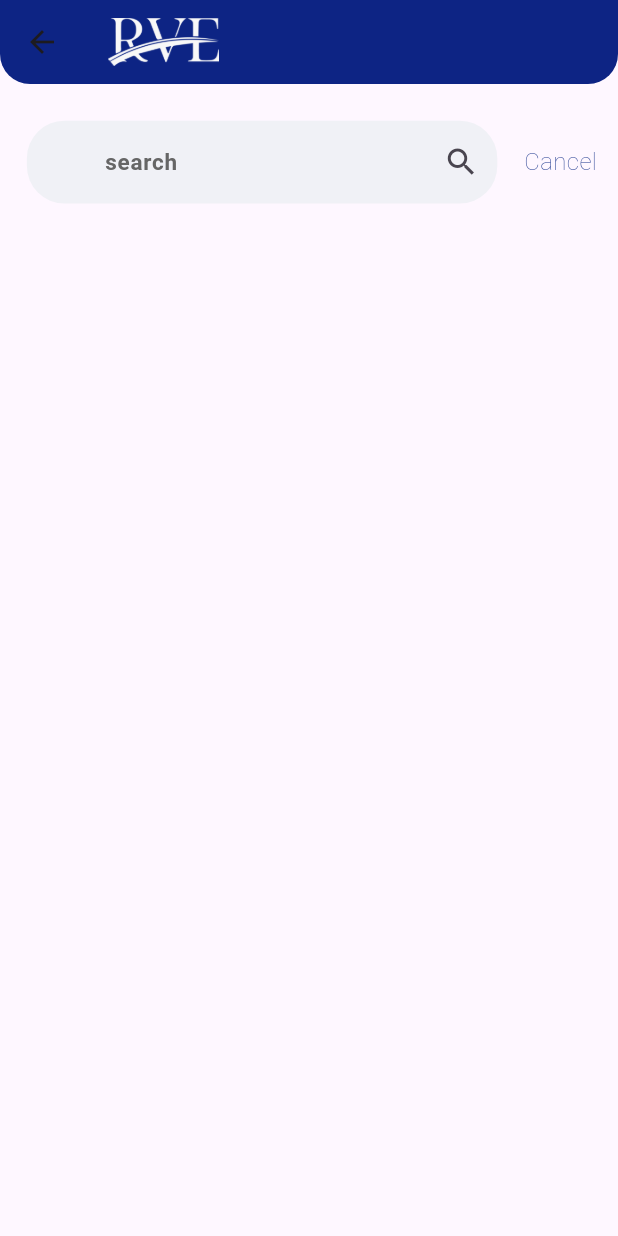
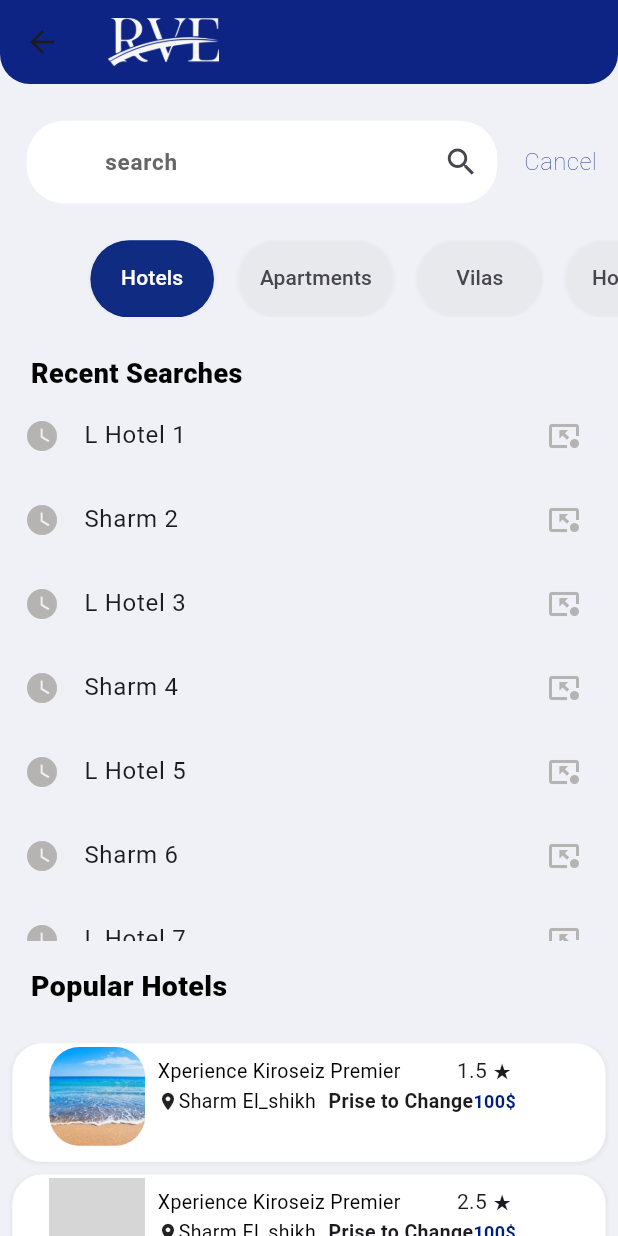
Before and after one commit to Gehad-Tarek/rve_app, a Flutter app: the SearchScreen screen opened directly, on a phone screen of 412 x 824 dp. Run offline on Flutter 3.47's test engine with Material 2 defaults, Android fonts, the phone set to English and light mode, and no system bars; our stand-ins replace device_preview, flutter_rating_bar, font_awesome_flutter, image_picker, table_calendar; grey boxes are pictures that could not be loaded.

Commit message:
make design tab bar search screen

```diff
--- a/lib/main.dart
+++ b/lib/main.dart
@@ -46,7 +46,7 @@ class MyApp extends StatelessWidget {
               IntroScreen.routeName: (_) => IntroScreen(),
               OnBoardingScreen.routeName: (_) => OnBoardingScreen(),
             },
-         //  home: const BottomNavBarDesign(),
+           home: const BottomNavBarDesign(),
             //  home: const MySplashScreen(),
             // home :const LoginScreen(),
             //home :const EnterNewPasswordScreen(),
@@ -57,7 +57,7 @@ class MyApp extends StatelessWidget {
            // home: const SelectToChangeScreen(),
           //  home: const ReplyDoneScreen(),
           // home: const CalenderScreen(),
-          home: const DetailsScreen(),
+         // home: const DetailsScreen(),
           );
         });
   }
--- a/lib/screens/search_screen/search_screen.dart
+++ b/lib/screens/search_screen/search_screen.dart
@@ -1,24 +1,30 @@
 import 'package:flutter/material.dart';
+import 'package:rev_app/screens/search_screen/tab_view_screen/apartments_screen_barSearch.dart';
+import 'package:rev_app/screens/search_screen/tab_view_screen/hotels_screen_barSearch.dart';
+import 'package:rev_app/screens/search_screen/tab_view_screen/houses_screen_barSearch.dart';
+import 'package:rev_app/screens/search_screen/tab_view_screen/vilas_screen_barSearch.dart';
+import 'package:rev_app/screens/search_screen/widget_horiz_tab_bar/widget_horiz_tab_bar.dart';
 import 'package:rev_app/shared/shared_widgets/fild_components.dart';
-import 'package:rev_app/shared/shared_widgets/text_button_widget.dart';
 import '../../constants/constants.dart';
-import '../../shared/shared_widgets/custom_app_bar_title.dart';
 
 class SearchScreen extends StatefulWidget {
   @override
   State<SearchScreen> createState() => _SearchScreenState();
 }
-
 class _SearchScreenState extends State<SearchScreen> {
   TextEditingController searchController = TextEditingController();
   GlobalKey<FormState> searchKey = GlobalKey<FormState>();
   GlobalKey<FormState> _formKeySearchScreen = GlobalKey<FormState>();
+  TabController? _controller;
 
   @override
   Widget build(BuildContext context) {
     final height = MediaQuery.of(context).size.height;
     final width = MediaQuery.of(context).size.width;
-    return Scaffold(
+    return DefaultTabController(
+      length: 4,
+      child: Scaffold(
+          backgroundColor: Constants.kMaintBlueColor,
           appBar: AppBar(
             shape: const RoundedRectangleBorder(
               borderRadius: BorderRadius.only(
@@ -28,7 +34,6 @@ class _SearchScreenState extends State<SearchScreen> {
             ),
             backgroundColor: Constants.kBlueColor,
             elevation: 10,
-          // title: CustomAppBarTitle(),
             centerTitle: false,
             title: Image.asset(
               Constants.kLogoImage,
@@ -41,6 +46,7 @@ class _SearchScreenState extends State<SearchScreen> {
             child: ListView(
               padding: EdgeInsets.zero,
               shrinkWrap: true,
+             // physics:const AlwaysScrollableScrollPhysics(),
               children: [
                 Padding(
                   padding: EdgeInsets.only(top: height * 0.02),
@@ -65,34 +71,79 @@ class _SearchScreenState extends State<SearchScreen> {
                         },
                         child: Text(
                           'Cancel ',
-                        style:
-                            TextStyle(color: Constants.kBlueColor, fontSize: 16,height: 1.2,fontWeight: FontWeight.w200),
+                          style: TextStyle(
+                              color: Constants.kBlueColor,
+                              fontSize: 16,
+                              height: 1.2,
+                              fontWeight: FontWeight.w200),
                         ),
                       )
                     ],
                   ),
                 ),
+                SizedBox(
+                  height: height * 0.02,
+                ),
+                SizedBox(
+                  child: TabBar(
+                      labelColor: Constants.kWhiteColor,
+                      labelStyle: TextStyle(color: Constants.kWhiteColor),
+                      indicator: BoxDecoration(
+                        color: Constants.kBlueColor,
+                        borderRadius: BorderRadius.circular(40.0),
+                      ),
+                      //indicatorSize: TabBarIndicatorSize.tab,
+                      overlayColor: MaterialStateProperty.resolveWith<Color?>(
+                        (Set<MaterialState> states) {
+                          if (states.contains(MaterialState.hovered))
+                            return Colors.transparent; //<-- SEE HERE
+                          return null;
+                        },
+                      ),
+                      controller: _controller,
+                      labelPadding:
+                          EdgeInsets.symmetric(horizontal: width * 0.02),
+                      physics: const AlwaysScrollableScrollPhysics(),
+                      dividerColor: Colors.transparent,
+                      indicatorColor: Colors.transparent,
+                      isScrollable: true,
+                      // labelStyle: TextStyle(letterSpacing: .1),
+                      tabs: [
+                        WidgetHorizTabBar(
+                          text: 'Hotels',
+                          width: width * 0.2,
+                        ),
+                        WidgetHorizTabBar(
+                          text: 'Apartments',
+                          width: width * 0.25,
+                        ),
+                        WidgetHorizTabBar(
+                          text: 'Vilas',
+                          width: width * 0.2,
+                        ),
+                        WidgetHorizTabBar(
+                          text: 'Houses',
+                          width: width * 0.2,
+                        ),
+                      ]),
+                ),
+                SizedBox(
+                  height: height * 0.03,
+                ),
+                SizedBox(
+                  height: height,
+                  width: width,
+                  child: TabBarView(children: [
+                 HotelsScreenBarSearch(),
+                 ApartmentsScreenBarSearch(),
+                  VilasScreenBarSearch(),
+                  HousesScreenBarSearch(),
 
-              //  Expanded(
-              //    child: Container(
-              //     color: Constants.kBlackColor,
-              //    ),
-              //  ),
-              //  ListTile(
-              //   leading:       CustomField(FieldModel(
-              //           controller: searchController,
-              //           //   icon: Icons.email,
-              //           labelTxt: 'search',
-              //           type: TextInputType.text,
-              //           fieldType: FieldType.search,
-              //           onsumbit: () {},
-              //           key: searchKey,
-
-              //         )),
-              //         trailing:  TextButtonWidget(onPressed: (){}, text: 'Cancle', decoration: TextDecoration.underline, colorText: Constants.kBlueColor),
-              //  ),
+                  ]),
+                ),
               ],
             ),
-        ));
+          )),
+    );
   }
 }
--- /dev/null
+++ b/lib/screens/search_screen/tab_view_screen/apartments_screen_barSearch.dart
@@ -0,0 +1,12 @@
+import 'package:flutter/material.dart';
+
+class ApartmentsScreenBarSearch extends StatelessWidget {
+  const ApartmentsScreenBarSearch({super.key});
+
+  @override
+  Widget build(BuildContext context) {
+      final height = MediaQuery.of(context).size.height;
+    final width = MediaQuery.of(context).size.width;
+    return Container();
+  }
+}
--- /dev/null
+++ b/lib/screens/search_screen/tab_view_screen/hotels_screen_barSearch.dart
@@ -0,0 +1,229 @@
+import 'package:flutter/material.dart';
+import 'package:rev_app/constants/constants.dart';
+import 'package:rev_app/shared/shared_widgets/popular_hotels_widget_item.dart';
+
+class HotelsScreenBarSearch extends StatelessWidget {
+  HotelsScreenBarSearch({super.key});
+  List recentSearches = [
+    'L Hotel 1',
+    'Sharm 2',
+    'L Hotel 3',
+    'Sharm 4',
+    'L Hotel 5',
+    'Sharm 6',
+    'L Hotel 7',
+    'Sharm 8',
+    'L Hotel 9',
+    'Sharm 10',
+    'L Hotel 0',
+    'Sharm 1',
+    'L Hotel 2',
+    'Sharm 3',
+    'L Hotel 4',
+    'Sharm 5',
+    'L Hotel 6',
+    'Sharm 7',
+    'L Hotel 8',
+    'Sharm 9',
+    'L Hotel 10',
+  ];
+  List selectToChangeScreen = [
+    {
+      'name': 'Xperience Kiroseiz Premier',
+      'location': 'Sharm El_shikh',
+      'rate': '1.5 \★',
+      'price': '100\$',
+      'image': '${Constants.kBeachImage}'
+    },
+    {
+      'name': 'Xperience Kiroseiz Premier',
+      'location': 'Sharm El_shikh',
+      'rate': '2.5 \★',
+      'price': '100\$',
+      'image': '${Constants.kFantasticImage}'
+    },
+    {
+      'name': 'Xperience Kiroseiz Premier',
+      'location': 'Sharm El_shikh',
+      'rate': '3.5 \★',
+      'price': '100\$',
+      'image': '${Constants.kBeachImage}'
+    },
+    {
+      'name': 'Xperience Kiroseiz Premier',
+      'location': 'Sharm El_shikh',
+      'rate': '4.5 \★',
+      'price': '100\$',
+      'image': '${Constants.kFantasticImage}'
+    },
+    {
+      'name': 'Xperience Kiroseiz Premier',
+      'location': 'Sharm El_shikh',
+      'rate': '5.0 \★',
+      'price': '100\$',
+      'image': '${Constants.kBeachImage}'
+    },
+    {
+      'name': 'Xperience Kiroseiz Premier',
+      'location': 'Sharm El_shikh',
+      'rate': '1.5 \★',
+      'price': '100\$',
+      'image': '${Constants.kFantasticImage}'
+    },
+    {
+      'name': 'Xperience Kiroseiz Premier',
+      'location': 'Sharm El_shikh',
+      'rate': '2.5 \★',
+      'price': '100\$',
+      'image': '${Constants.kBeachImage}'
+    },
+    {
+      'name': 'Xperience Kiroseiz Premier',
+      'location': 'Sharm El_shikh',
+      'rate': '3.5 \★',
+      'price': '100\$',
+      'image': '${Constants.kFantasticImage}'
+    },
+    {
+      'name': 'Xperience Kiroseiz Premier',
+      'location': 'Sharm El_shikh',
+      'rate': '4.5 \★',
+      'price': '100\$',
+      'image': '${Constants.kBeachImage}'
+    },
+    {
+      'name': 'Xperience Kiroseiz Premier',
+      'location': 'Sharm El_shikh',
+      'rate': '5.0 \★',
+      'price': '100\$',
+      'image': '${Constants.kFantasticImage}'
+    },
+    {
+      'name': 'Xperience Kiroseiz Premier',
+      'location': 'Sharm El_shikh',
+      'rate': '1.5 \★',
+      'price': '100\$',
+      'image': '${Constants.kBeachImage}'
+    },
+    {
+      'name': 'Xperience Kiroseiz Premier',
+      'location': 'Sharm El_shikh',
+      'rate': '2.5 \★',
+      'price': '100\$',
+      'image': '${Constants.kFantasticImage}'
+    },
+    {
+      'name': 'Xperience Kiroseiz Premier',
+      'location': 'Sharm El_shikh',
+      'rate': '3.5 ★',
+      'price': '100\$',
+      'image': '${Constants.kBeachImage}'
+    },
+    {
+      'name': 'Xperience Kiroseiz Premier',
+      'location': 'Sharm El_shikh',
+      'rate': '4.5 \★',
+      'price': '100\$',
+      'image': '${Constants.kFantasticImage}'
+    },
+  ];
+  @override
+  Widget build(BuildContext context) {
+    final height = MediaQuery.of(context).size.height;
+    final width = MediaQuery.of(context).size.width;
+    return SizedBox(
+      height: height,
+      child: Column(
+        mainAxisAlignment: MainAxisAlignment.start,
+        crossAxisAlignment: CrossAxisAlignment.start,
+        // shrinkWrap: true,
+        // padding: EdgeInsets.zero,
+        // physics: NeverScrollableScrollPhysics(),
+        children: [
+          Padding(
+            padding: EdgeInsets.only(left: width * 0.05),
+            child: Text(
+              'Recent Searches',
+              style: TextStyle(
+                  color: Constants.kBlackColor,
+                  fontSize: 18,
+                  fontWeight: FontWeight.w800),
+            ),
+          ),
+           Flexible(
+            child: ListView.builder(
+              // physics:const NeverScrollableScrollPhysics(),
+                padding: EdgeInsets.zero,
+               // shrinkWrap: true,
+
+                itemCount: recentSearches.length,
+                itemBuilder: (context, index) {
+                  return ListTile(
+                    leading: Icon(
+                      Icons.watch_later,
+                      color: Constants.kGreyColor,
+                    ),
+                    title: Text('${recentSearches[index]}'),
+                    trailing: Icon(
+                      Icons.pin_end,
+                      color: Constants.kGreyColor,
+                    ),
+                  );
+                }),
+          ),
+          Padding(
+            padding: EdgeInsets.only(left: width * 0.05, top: height * 0.02),
+            child: Text(
+              'Popular Hotels',
+              style: TextStyle(
+                  color: Constants.kBlackColor,
+                  fontSize: 19,
+                  fontWeight: FontWeight.w900),
+            ),
+          ),
+          SizedBox(
+            height: height * 0.03,
+          ),
+          Flexible(
+            child: ListView.builder(
+               // physics:const NeverScrollableScrollPhysics(),
+                padding: EdgeInsets.zero,
+             //   shrinkWrap: true,
+
+                itemCount: selectToChangeScreen.length,
+                itemBuilder: (context, index) {
+                  return Container(
+                    alignment: Alignment.center,
+                    padding: EdgeInsets.zero,
+                    margin: EdgeInsets.only(
+                        bottom: height * 0.01,
+                        left: width * 0.02,
+                        right: width * 0.02),
+                    decoration: BoxDecoration(
+                      borderRadius: BorderRadius.circular(20),
+                      color: Constants.kWhiteColor,
+                      boxShadow: [
+                        BoxShadow(
+                          color: Colors.grey.withOpacity(0.1),
+                          spreadRadius: 1,
+                          blurRadius: 1,
+                          offset: Offset(0, 1), // changes position of shadow
+                        ),
+                      ],
+                    ),
+                    child: PopolerHotelsWidgetItem(
+                      index: index,
+                      images: '${selectToChangeScreen[index]['image']}',
+                      nameHotel: '${selectToChangeScreen[index]['name']}',
+                      rate: '${selectToChangeScreen[index]['rate']}',
+                      location: '${selectToChangeScreen[index]['location']}',
+                      price: '${selectToChangeScreen[index]['price']}',
+                    ),
+                  );
+                }),
+          )
+        ],
+      ),
+    );
+  }
+}
--- /dev/null
+++ b/lib/screens/search_screen/tab_view_screen/houses_screen_barSearch.dart
@@ -0,0 +1,12 @@
+import 'package:flutter/material.dart';
+
+class HousesScreenBarSearch extends StatelessWidget {
+  const HousesScreenBarSearch({super.key});
+
+  @override
+  Widget build(BuildContext context) {
+      final height = MediaQuery.of(context).size.height;
+    final width = MediaQuery.of(context).size.width;
+    return Container();
+  }
+}
--- /dev/null
+++ b/lib/screens/search_screen/tab_view_screen/vilas_screen_barSearch.dart
@@ -0,0 +1,12 @@
+import 'package:flutter/material.dart';
+
+class VilasScreenBarSearch extends StatelessWidget {
+  const VilasScreenBarSearch({super.key});
+
+  @override
+  Widget build(BuildContext context) {
+      final height = MediaQuery.of(context).size.height;
+    final width = MediaQuery.of(context).size.width;
+    return Container();
+  }
+}
--- /dev/null
+++ b/lib/screens/search_screen/widget_horiz_tab_bar/widget_horiz_tab_bar.dart
@@ -0,0 +1,40 @@
+import 'package:flutter/material.dart';
+import 'package:rev_app/constants/constants.dart';
+
+class WidgetHorizTabBar extends StatelessWidget {
+  const WidgetHorizTabBar({
+    super.key, required this.text, required this.width,
+  });
+// final int valueTabColor;
+final String text;
+final double width;
+
+  @override
+  Widget build(BuildContext context) {
+    final height = MediaQuery.of(context).size.height;
+   // final width = MediaQuery.of(context).size.width;
+    return Container(
+      height: height * 0.06,
+      width: width ,
+      alignment: Alignment.center,
+      decoration: BoxDecoration(
+        // color:valueTabColor==3? Constants.kBlueColor:Constants.kWhiteColor,
+       //color: Constants.kWhiteColor,
+        boxShadow: [
+          BoxShadow(
+            color: Colors.grey.withOpacity(0.1),
+            spreadRadius: 1,
+            blurRadius: 1,
+            offset: Offset(0, 1), // changes position of shadow
+          ),
+        ],
+        borderRadius: BorderRadius.circular(40),
+      ),
+      child: Text(
+        text,
+        //style: TextStyle(color:valueTabColor==3? Constants.kWhiteColor:Constants.kDarkGreyColor),
+        //style: TextStyle(color:Constants.kDarkGreyColor),
+      ),
+    );
+  }
+}
--- a/lib/screens/select_to_change_screen/item_list_view_selectToChange.dart
+++ b/lib/screens/select_to_change_screen/item_list_view_selectToChange.dart
@@ -14,7 +14,7 @@ class ItemListViewSelectToChange extends StatefulWidget {
 
 class _ItemListViewSelectToChangeState
     extends State<ItemListViewSelectToChange> {
-  List selectToChangeScreen = [
+ List selectToChangeScreen = [
     {
       'name': 'Xperience Kiroseiz Premier',
       'location': 'Sharm El_shikh',
--- a/lib/shared/shared_widgets/fild_components.dart
+++ b/lib/shared/shared_widgets/fild_components.dart
@@ -53,12 +53,12 @@ class _CustomFieldState extends State<CustomField> {
           }
         },
         decoration: InputDecoration(
-            fillColor: Constants.kMaintBlueColor,
-            hoverColor: Constants.kMaintBlueColor,
+            fillColor:widget.model.fieldType == FieldType.search?Constants.kWhiteColor: Constants.kMaintBlueColor,
+            hoverColor:widget.model.fieldType == FieldType.search?Constants.kWhiteColor: Constants.kMaintBlueColor,
             border: UnderlineInputBorder(
                 borderSide: BorderSide.none,
                 borderRadius: BorderRadius.circular(25)),
-            focusColor: Constants.kMaintBlueColor,
+            focusColor:widget.model.fieldType == FieldType.search?Constants.kWhiteColor: Constants.kMaintBlueColor,
             filled: true,
             //  // enabledBorder: InputBorder.none,
             //     border: fieldBorder(Constants.kGreyColor),
```
Also changed, not shown: pubspec.lock. Lines whose indentation alone changed are shown as unchanged.
